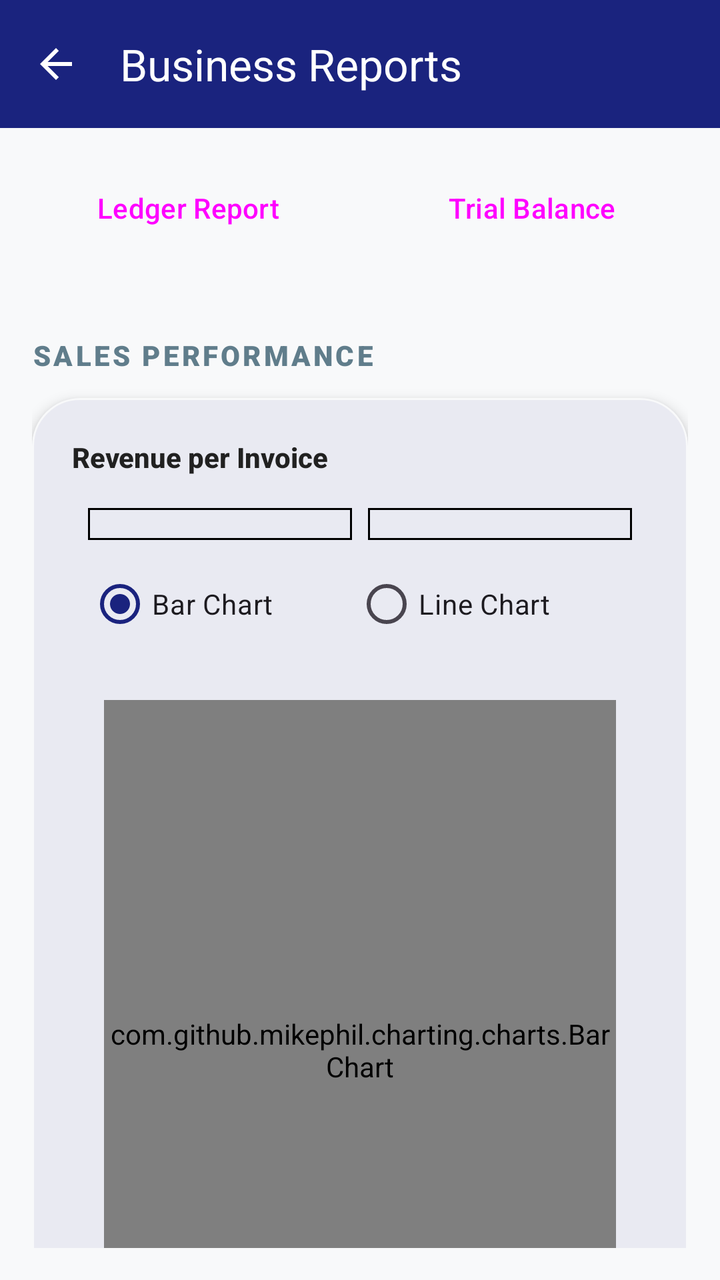
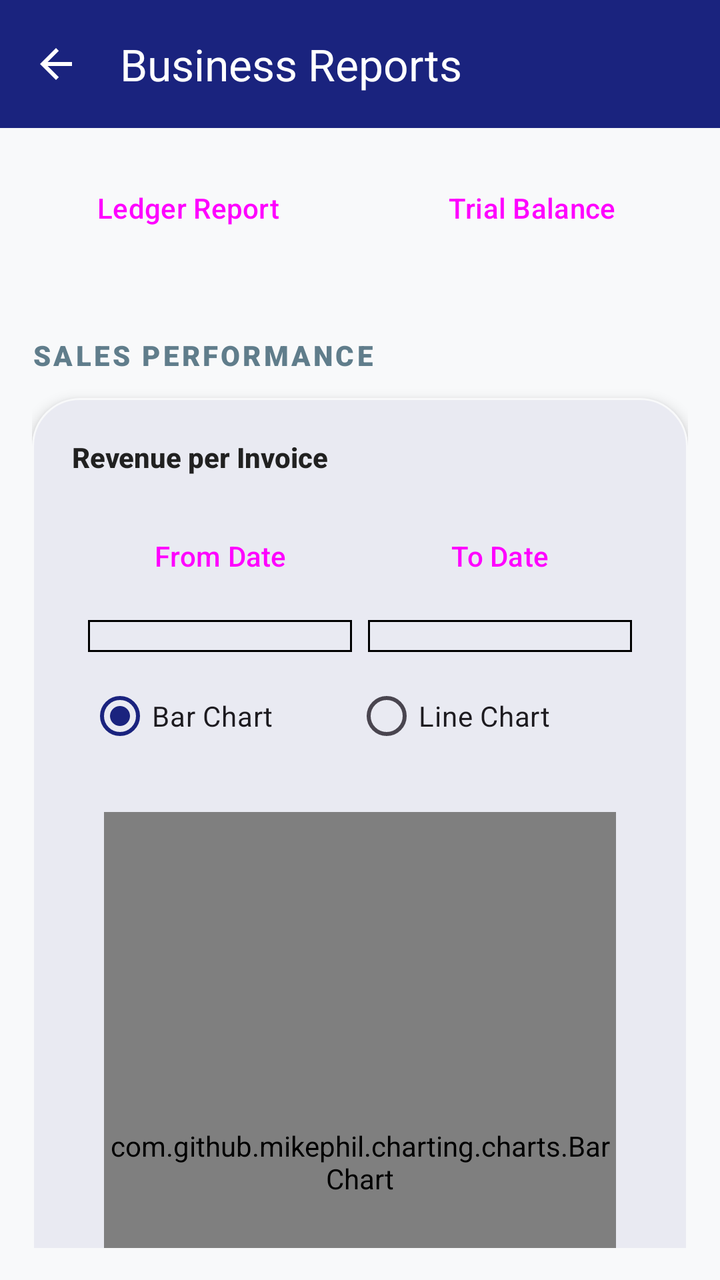

Two renders of the same Android screen: before a commit and after it. Below are the layout's source before the change and the commit's diff.
<!-- AndroidManifest.xml: application theme Theme.TellyMobile -->
<!-- res/layout/activity_reports.xml -->
<?xml version="1.0" encoding="utf-8"?>
<androidx.coordinatorlayout.widget.CoordinatorLayout 
    xmlns:android="http://schemas.android.com/apk/res/android"
    xmlns:app="http://schemas.android.com/apk/res-auto"
    xmlns:tools="http://schemas.android.com/tools"
    android:layout_width="match_parent"
    android:layout_height="match_parent"
    android:background="@color/background"
    tools:context=".ReportsActivity">

    <com.google.android.material.appbar.AppBarLayout
        android:layout_width="match_parent"
        android:layout_height="wrap_content">

        <com.google.android.material.appbar.MaterialToolbar
            android:id="@+id/topAppBar"
            android:layout_width="match_parent"
            android:layout_height="?attr/actionBarSize"
            android:background="?attr/colorPrimary"
            app:title="Business Reports"
            app:titleTextColor="?attr/colorOnPrimary"
            app:navigationIcon="@drawable/ic_arrow_back" 
            app:navigationIconTint="@color/white"
            style="@style/Widget.Material3.Toolbar.Surface" />

    </com.google.android.material.appbar.AppBarLayout>

    <androidx.core.widget.NestedScrollView
        android:layout_width="match_parent"
        android:layout_height="match_parent"
        app:layout_behavior="@string/appbar_scrolling_view_behavior"
        android:padding="16dp">

        <LinearLayout
            android:layout_width="match_parent"
            android:layout_height="wrap_content"
            android:orientation="vertical">

            <LinearLayout
                android:layout_width="match_parent"
                android:layout_height="wrap_content"
                android:orientation="horizontal"
                android:paddingBottom="16dp">

                <Button
                    android:id="@+id/btnLedgerReport"
                    android:layout_width="0dp"
                    android:layout_height="wrap_content"
                    android:layout_weight="1"
                    android:text="Ledger Report"
                    style="@style/Widget.Material3.Button.OutlinedButton"
                    android:layout_marginEnd="8dp"/>

                <Button
                    android:id="@+id/btnTrialBalance"
                    android:layout_width="0dp"
                    android:layout_height="wrap_content"
                    android:layout_weight="1"
                    android:text="Trial Balance"
                    style="@style/Widget.Material3.Button.OutlinedButton"
                    android:layout_marginStart="8dp"/>
            </LinearLayout>

            
            <TextView
                android:text="Sales Performance"
                style="@style/SectionHeader"
                android:layout_width="match_parent"
                android:layout_height="wrap_content" />

            <com.google.android.material.card.MaterialCardView
                style="@style/DashboardCard"
                android:layout_width="match_parent"
                android:layout_height="wrap_content">

                <LinearLayout
                    android:layout_width="match_parent"
                    android:layout_height="wrap_content"
                    android:orientation="vertical">

                    <TextView
                        android:layout_width="wrap_content"
                        android:layout_height="wrap_content"
                        android:text="Revenue per Invoice"
                        style="@style/PageTitle"
                        android:textSize="14sp"
                        android:layout_marginBottom="8dp"/>

                    <LinearLayout
                        android:id="@+id/filterLayout"
                        android:layout_width="match_parent"
                        android:layout_height="wrap_content"
                        android:orientation="vertical"
                        android:padding="8dp">

                        <LinearLayout
                            android:layout_width="match_parent"
                            android:layout_height="wrap_content"
                            android:orientation="horizontal">
                            
                            <Spinner
                                android:id="@+id/spnReportType"
                                android:layout_width="0dp"
                                android:layout_height="wrap_content"
                                android:layout_weight="1"
                                android:background="@drawable/border"
                                android:padding="8dp"/>

                            <Spinner
                                android:id="@+id/spnPeriod"
                                android:layout_width="0dp"
                                android:layout_height="wrap_content"
                                android:layout_weight="1"
                                android:background="@drawable/border"
                                android:padding="8dp"
                                android:layout_marginStart="8dp"/>
                        </LinearLayout>
                        
                        <RadioGroup
                            android:id="@+id/rgChartType"
                            android:layout_width="match_parent"
                            android:layout_height="wrap_content"
                            android:orientation="horizontal"
                            android:checkedButton="@+id/rbBar"
                            android:layout_marginTop="8dp">
                            
                            <RadioButton
                                android:id="@+id/rbBar"
                                android:layout_width="wrap_content"
                                android:layout_height="wrap_content"
                                android:text="Bar Chart"
                                android:layout_weight="1"/>
                                
                            <RadioButton
                                android:id="@+id/rbLine"
                                android:layout_width="wrap_content"
                                android:layout_height="wrap_content"
                                android:text="Line Chart"
                                android:layout_weight="1"/>
                        </RadioGroup>

                    </LinearLayout>

                    <com.github.mikephil.charting.charts.BarChart
                        android:id="@+id/barChart"
                        android:layout_width="match_parent"
                        android:layout_height="350dp"
                        android:layout_margin="16dp"
                        android:minHeight="300dp"/>

                    <com.github.mikephil.charting.charts.LineChart
                        android:id="@+id/lineChart"
                        android:layout_width="match_parent"
                        android:layout_height="350dp"
                        android:layout_margin="16dp"
                        android:visibility="gone"
                        android:minHeight="300dp"/>

                    <com.github.mikephil.charting.charts.PieChart
                        android:id="@+id/pieChart"
                        android:layout_width="match_parent"
                        android:layout_height="350dp"
                        android:layout_margin="16dp"
                        android:visibility="gone"
                        android:minHeight="300dp"/>
                </LinearLayout>
            </com.google.android.material.card.MaterialCardView>

            
            <TextView
                android:text="Inventory Status"
                style="@style/SectionHeader"
                android:layout_width="match_parent"
                android:layout_height="wrap_content" />

            <com.google.android.material.card.MaterialCardView
                style="@style/DashboardCard"
                android:layout_width="match_parent"
                android:layout_height="wrap_content">

                <LinearLayout
                    android:layout_width="match_parent"
                    android:layout_height="wrap_content"
                    android:orientation="vertical"
                    android:gravity="center"
                    android:paddingTop="24dp"
                    android:paddingBottom="24dp">

                    <com.github.mikephil.charting.charts.HorizontalBarChart
                        android:id="@+id/stockChart"
                        android:layout_width="match_parent"
                        android:layout_height="400dp"
                        android:layout_margin="16dp"
                        android:minHeight="300dp"/>
                </LinearLayout>
            </com.google.android.material.card.MaterialCardView>

        </LinearLayout>
    </androidx.core.widget.NestedScrollView>

</androidx.coordinatorlayout.widget.CoordinatorLayout>
<!-- resources referenced by this layout -->
<resources>
  <color name="background">#F8F9FA</color>
  <color name="white">#FFFFFFFF</color>
  <!-- drawable border (drawable) -->
  <?xml version="1.0" encoding="utf-8"?>
  <shape xmlns:android="http://schemas.android.com/apk/res/android">
      <stroke android:width="1dp" android:color="@color/border_color" />
      <solid android:color="#00000000" />
      <padding android:left="1dp" android:top="1dp" android:right="1dp" android:bottom="1dp" />
  </shape>
  <!-- drawable ic_arrow_back (drawable) -->
  <vector xmlns:android="http://schemas.android.com/apk/res/android"
      android:width="24dp"
      android:height="24dp"
      android:viewportWidth="24.0"
      android:viewportHeight="24.0">
      <path
          android:fillColor="#FFFFFFFF"
          android:pathData="M20,11H7.83l5.59,-5.59L12,4l-8,8l8,8l1.41,-1.41L7.83,13H20v-2z"/>
  </vector>
  <style name="DashboardCard" parent="Widget.Material3.CardView.Elevated">
          <item name="cardBackgroundColor">@color/surface</item>
          <item name="cardCornerRadius">24dp</item>
          <item name="cardElevation">4dp</item>
          <item name="contentPadding">20dp</item>
          <item name="strokeColor">@color/premium_background</item>
          <item name="strokeWidth">1dp</item>
      </style>
  <style name="PageTitle">
          <item name="android:textSize">20sp</item>
          <item name="android:textStyle">bold</item>
          <item name="android:textColor">@color/text_primary</item>
          <item name="android:fontFamily">sans-serif-medium</item>
      </style>
  <style name="SectionHeader">
          <item name="android:textSize">14sp</item>
          <item name="android:textStyle">bold</item>
          <item name="android:textColor">@color/premium_on_surface_variant</item>
          <item name="android:layout_marginBottom">12dp</item>
          <item name="android:layout_marginTop">24dp</item>
          <item name="android:textAllCaps">true</item>
          <item name="android:letterSpacing">0.1</item>
          <item name="android:fontFamily">sans-serif-black</item>
      </style>
  <style name="Theme.TellyMobile" parent="Base.Theme.TellyMobile" />
  <color name="border_color">#000000</color>
  <color name="surface">#FFFFFF</color>
  <color name="premium_background">#F8F9FA</color>
  <color name="text_primary">#212121</color>
  <color name="premium_on_surface_variant">#607D8B</color>
  <color name="primary">#1A237E</color>
  <color name="primary_variant">#0D1240</color>
  <color name="secondary">#007AFF</color>
  <color name="secondary_variant">#0056B3</color>
  <color name="error">#D32F2F</color>
  <color name="on_primary">#FFFFFF</color>
  <color name="on_secondary">#000000</color>
  <color name="on_background">#000000</color>
  <color name="on_surface">#000000</color>
  <color name="on_error">#FFFFFF</color>
  <!-- unchanged entries left out for length: 1 -->
</resources>

<!-- the commit's change to res/layout/activity_reports.xml (unified diff, before → after) -->
@@ -87,6 +87,34 @@
                         android:layout_marginBottom="8dp"/>
 
                     <LinearLayout
+                        android:layout_width="match_parent"
+                        android:layout_height="wrap_content"
+                        android:orientation="horizontal"
+                        android:paddingHorizontal="8dp"
+                        android:paddingTop="8dp">
+
+                        <Button
+                            android:id="@+id/btnFromDate"
+                            android:layout_width="0dp"
+                            android:layout_height="wrap_content"
+                            android:layout_weight="1"
+                            android:text="From Date"
+                            app:icon="@drawable/ic_today"
+                            style="@style/Widget.Material3.Button.OutlinedButton"
+                            android:layout_marginEnd="4dp"/>
+
+                        <Button
+                            android:id="@+id/btnToDate"
+                            android:layout_width="0dp"
+                            android:layout_height="wrap_content"
+                            android:layout_weight="1"
+                            android:text="To Date"
+                            app:icon="@drawable/ic_today"
+                            style="@style/Widget.Material3.Button.OutlinedButton"
+                            android:layout_marginStart="4dp"/>
+                    </LinearLayout>
+
+                    <LinearLayout
                         android:id="@+id/filterLayout"
                         android:layout_width="match_parent"
                         android:layout_height="wrap_content"
@@ -163,6 +191,17 @@
                         android:layout_margin="16dp"
                         android:visibility="gone"
                         android:minHeight="300dp"/>
+
+                    <androidx.recyclerview.widget.RecyclerView
+                        android:id="@+id/rvTrendDetails"
+                        android:layout_width="match_parent"
+                        android:layout_height="wrap_content"
+                        android:layout_marginHorizontal="16dp"
+                        android:layout_marginBottom="16dp"
+                        android:background="@drawable/border"
+                        android:padding="4dp"
+                        android:nestedScrollingEnabled="false"
+                        android:visibility="gone"/>
                 </LinearLayout>
             </com.google.android.material.card.MaterialCardView>
 
@@ -192,6 +231,16 @@
                         android:layout_height="400dp"
                         android:layout_margin="16dp"
                         android:minHeight="300dp"/>
+
+                    <androidx.recyclerview.widget.RecyclerView
+                        android:id="@+id/rvStockDetails"
+                        android:layout_width="match_parent"
+                        android:layout_height="wrap_content"
+                        android:layout_marginHorizontal="16dp"
+                        android:background="@drawable/border"
+                        android:padding="4dp"
+                        android:nestedScrollingEnabled="false"
+                        android:visibility="visible"/>
                 </LinearLayout>
             </com.google.android.material.card.MaterialCardView>
 
<!-- resource entries referenced after the edit -->
@@ -18,6 +18,17 @@
       <path
           android:fillColor="#FFFFFFFF"
           android:pathData="M20,11H7.83l5.59,-5.59L12,4l-8,8l8,8l1.41,-1.41L7.83,13H20v-2z"/>
+  </vector>
+  <!-- drawable ic_today (drawable) -->
+  <vector xmlns:android="http://schemas.android.com/apk/res/android"
+      android:width="24dp"
+      android:height="24dp"
+      android:viewportWidth="24"
+      android:viewportHeight="24"
+      android:tint="?attr/colorControlNormal">
+    <path
+        android:fillColor="@android:color/white"
+        android:pathData="M19,3h-1L18,1h-2v2L8,3L8,1L6,1v2L5,3c-1.11,0 -1.99,0.9 -1.99,2L3,19c0,1.1 0.89,2 2,2h14c1.1,0 2,-0.9 2,-2L21,5c0,-1.1 -0.9,-2 -2,-2zM19,19L5,19L5,8h14v11zM7,10h5v5L7,15z"/>
   </vector>
   <style name="DashboardCard" parent="Widget.Material3.CardView.Elevated">
           <item name="cardBackgroundColor">@color/surface</item>
